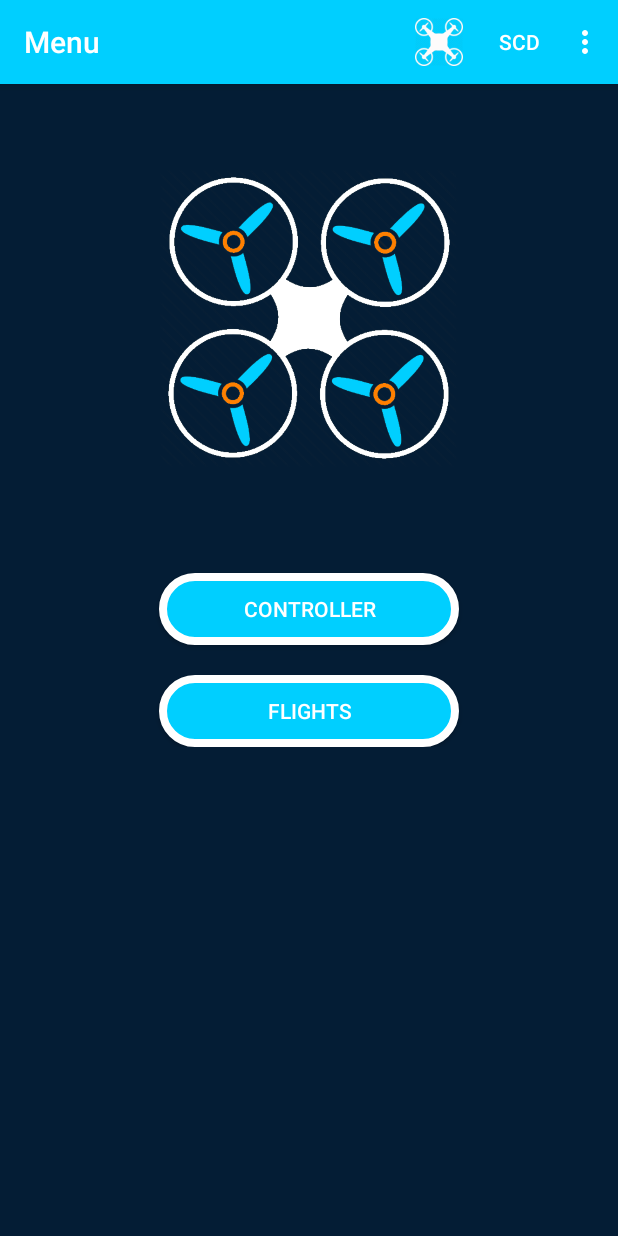
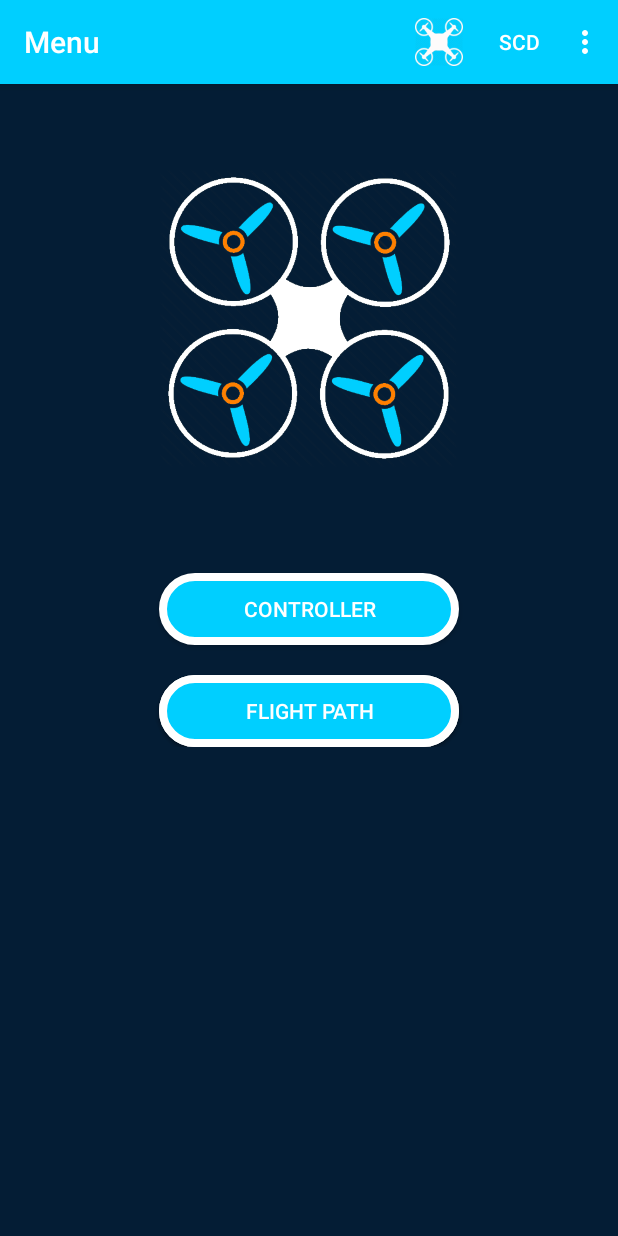
Before and after one commit to Libs1/SoftwareControlledDrone.github.io, an Android app: the MenuActivity screen opened directly, with no data from a screen before it, on a phone screen of 412 x 824 dp. Run offline under Robolectric (Android 15) with nearby library versions, the phone set to English and light mode, and no system bars.

Commit message:
Update activity_menu.xml

```diff
--- a/softwarecontrolleddrone/src/main/res/layout/activity_menu.xml
+++ b/softwarecontrolleddrone/src/main/res/layout/activity_menu.xml
@@ -52,6 +52,18 @@
         android:layout_centerHorizontal="true"
         android:background="@drawable/buttonshape"/>
 
+    <Button
+        android:id="@+id/flightPatternButton"
+        android:layout_width="200dp"
+        android:layout_height="wrap_content"
+        android:gravity="center"
+        android:textColor="@drawable/select_text_button"
+        android:text="Flight Path"
+        android:layout_marginTop="20dp"
+        android:layout_below="@id/controllerButton"
+        android:layout_centerHorizontal="true"
+        android:background="@drawable/buttonshape"/>
+
 
 </RelativeLayout>
 </ScrollView>
```
